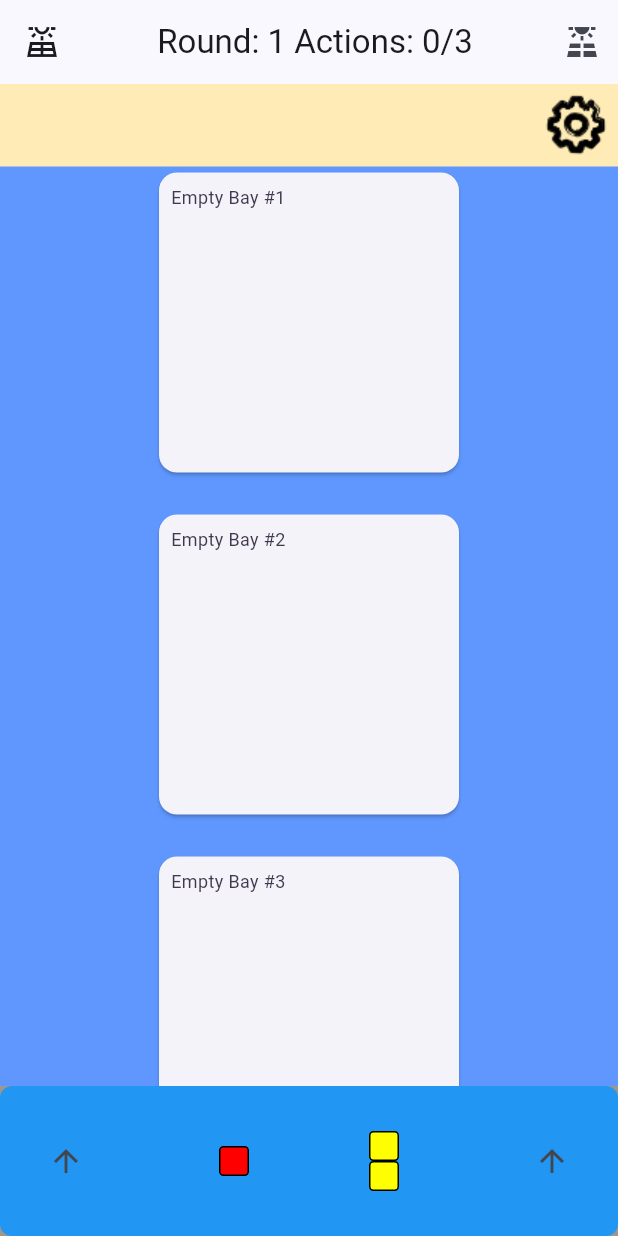
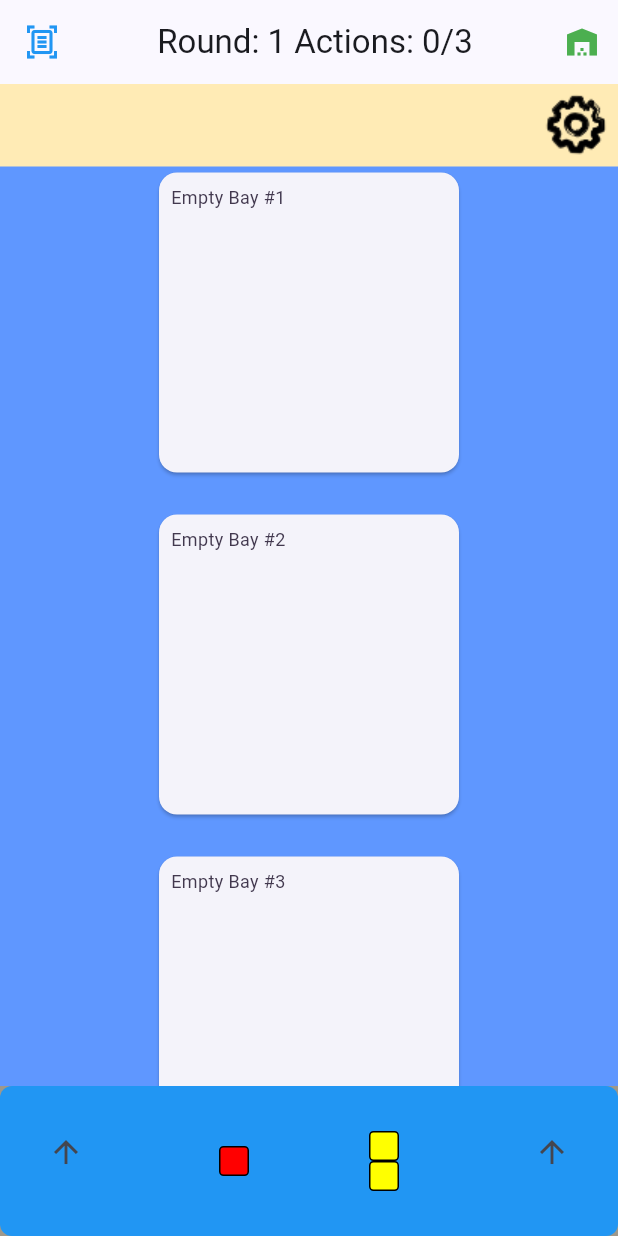
Before and after one commit to agthatch/power_panels, a Flutter app: the PlaySessionScreen screen opened by its route, on a phone screen of 412 x 824 dp. Run offline on Flutter 3.47's test engine with Material 3 defaults, Android fonts, the phone set to English and light mode, and no system bars; our stand-ins replace audioplayers, go_router, shared_preferences, shimmer; accounts and stored records are empty.

Commit message:
add upcycle widget into sliding drawer

```diff
--- a/lib/game_internals/card/player.dart
+++ b/lib/game_internals/card/player.dart
@@ -24,4 +24,8 @@ class Player extends ChangeNotifier {
     _expandHand = !_expandHand;
     notifyListeners();
   }
+
+  void externalNotifyListnerCall() {
+    notifyListeners();
+  }
 }
--- a/lib/game_internals/upcycling/upcycle_controller.dart
+++ b/lib/game_internals/upcycling/upcycle_controller.dart
@@ -8,6 +8,8 @@ class UpcycleController {
   final BoardState _boardState;
   final StreamController<void> _playerChanges =
       StreamController<void>.broadcast();
+
+  bool _visible = false;
 
   UpcycleController({required BoardState boardState})
       : _boardState = boardState;
@@ -54,6 +56,8 @@ class UpcycleController {
     return _availablePieces;
   }
 
+  bool get show => _visible;
+
   void addPieceToUpcycle(PlayingPiece piece) {
     _piecesToUpcycle.add(piece);
     _playerChanges.add(null);
@@ -75,4 +79,12 @@ class UpcycleController {
     _playerChanges.add(null);
     return res;
   }
+
+  void setVisibility(bool visibility) {
+    _visible = visibility;
+  }
+
+  void toggleView() {
+    _visible = !_visible;
+  }
 }
--- a/lib/play_session/board_widget.dart
+++ b/lib/play_session/board_widget.dart
@@ -36,7 +36,10 @@ class _BoardWidgetState extends State<BoardWidget> {
         )),
         Container(
           color: Color.fromRGBO(125, 125, 125, .75),
-          child: HandAnimationWidget(player: boardState.player),
+          child: HandAnimationWidget(
+            player: boardState.player,
+            upcycleController: boardState.upcycleController,
+          ),
         ),
       ],
     );
--- a/lib/play_session/card/hand_animation.dart
+++ b/lib/play_session/card/hand_animation.dart
@@ -1,11 +1,15 @@
 import 'package:card/game_internals/card/player.dart';
+import 'package:card/game_internals/upcycling/upcycle_controller.dart';
 import 'package:card/play_session/card/player_hand_widget.dart';
+import 'package:card/play_session/upcycler/upcycler_widget.dart';
 import 'package:flutter/material.dart';
 
 class HandAnimationWidget extends StatelessWidget {
   final Player player;
+  final UpcycleController upcycleController;
 
-  const HandAnimationWidget({super.key, required this.player});
+  const HandAnimationWidget(
+      {super.key, required this.player, required this.upcycleController});
   @override
   Widget build(BuildContext context) {
     return ListenableBuilder(
@@ -17,18 +21,40 @@ class HandAnimationWidget extends StatelessWidget {
                 duration: Duration(milliseconds: 500), // Animation duration
                 width:
                     constraints.maxWidth, // Update width based on constraints
-                height: player.handIsExpanded
-                    ? 200.0
-                    : 100.0, // Update height based on constraints
+                height:
+                    determineTrayHeight(), // Update height based on constraints
                 decoration: BoxDecoration(
                   color: Colors.blue, // Example color
                   borderRadius:
                       BorderRadius.circular(8), // Example border radius
                 ),
-                child: PlayerHandWidget(player: player),
+                child: Column(
+                  children: [
+                    PlayerHandWidget(
+                      player: player,
+                      upcycleController: upcycleController,
+                    ),
+                    if (upcycleController.show)
+                      UpcyclerWidget(
+                        controller: upcycleController,
+                      )
+                  ],
+                ),
               );
             },
           );
         });
   }
+
+  double determineTrayHeight() {
+    double extraHeight = 000.0;
+    if (!player.handIsExpanded) {
+      return 100.0 + extraHeight;
+    }
+
+    if (upcycleController.show) {
+      return 400.0 + extraHeight;
+    }
+    return 200.0 + extraHeight;
+  }
 }
--- a/lib/play_session/card/play_session_screen.dart
+++ b/lib/play_session/card/play_session_screen.dart
@@ -208,7 +208,10 @@ class TrailingWidget extends StatelessWidget {
   @override
   Widget build(BuildContext context) {
     return IconButton(
-      icon: Icon(Icons.solar_power),
+      icon: Icon(
+        Icons.warehouse,
+        color: Colors.green,
+      ),
       onPressed: () {
         Scaffold.of(context).openEndDrawer();
       },
@@ -224,7 +227,10 @@ class LeadingButton extends StatelessWidget {
   @override
   Widget build(BuildContext context) {
     return IconButton(
-      icon: Icon(Icons.solar_power_outlined),
+      icon: Icon(
+        Icons.document_scanner_outlined,
+        color: Colors.blue,
+      ),
       onPressed: () {
         Scaffold.of(context).openDrawer();
       },
--- a/lib/play_session/card/player_hand_widget.dart
+++ b/lib/play_session/card/player_hand_widget.dart
@@ -1,4 +1,5 @@
 import 'package:card/game_internals/card/player.dart';
+import 'package:card/game_internals/upcycling/upcycle_controller.dart';
 import 'package:card/play_session/playing_piece_widget.dart';
 import 'package:flutter/material.dart';
 import 'package:provider/provider.dart';
@@ -7,7 +8,9 @@ import '../../game_internals/card/board_state.dart';
 
 class PlayerHandWidget extends StatefulWidget {
   final Player player;
-  const PlayerHandWidget({super.key, required this.player});
+  final UpcycleController upcycleController;
+  const PlayerHandWidget(
+      {super.key, required this.player, required this.upcycleController});
 
   @override
   State<PlayerHandWidget> createState() => _PlayerHandWidgetState();
@@ -30,30 +33,49 @@ class _PlayerHandWidgetState extends State<PlayerHandWidget> {
             ),
             child: Row(
               children: [
-                makeToggleButton(boardState),
+                makeToggleButtons(boardState),
                 Expanded(
                   child: getHandWithProperExpansion(boardState),
                 ),
-                makeToggleButton(boardState)
+                makeToggleButtons(boardState)
               ],
             ),
           );
         });
   }
 
-  Widget makeToggleButton(BoardState boardState) {
-    return Padding(
-      padding: const EdgeInsets.all(20.0),
-      child: IconButton(
-          onPressed: _toggleExpanded,
-          icon: boardState.player.handIsExpanded
-              ? Icon(Icons.arrow_downward)
-              : Icon(Icons.arrow_upward)),
+  Widget makeToggleButtons(BoardState boardState) {
+    return SizedBox(
+      height: 120.0,
+      child: Padding(
+        padding: const EdgeInsets.all(20.0),
+        child: Column(
+          children: [
+            IconButton(
+                onPressed: _toggleExpanded,
+                icon: boardState.player.handIsExpanded
+                    ? Icon(Icons.arrow_downward)
+                    : Icon(Icons.arrow_upward)),
+            if (boardState.player.handIsExpanded)
+              IconButton(
+                  onPressed: _toggleUpcycling,
+                  icon: boardState.upcycleController.show
+                      ? Icon(Icons.cancel)
+                      : Icon(Icons.move_up)),
+          ],
+        ),
+      ),
     );
   }
 
   void _toggleExpanded() {
     widget.player.toggleHandExpand();
+    widget.upcycleController.setVisibility(false);
+  }
+
+  void _toggleUpcycling() {
+    widget.upcycleController.toggleView();
+    widget.player.externalNotifyListnerCall();
   }
 
   Widget getHandWithProperExpansion(BoardState boardState) {
--- a/lib/play_session/upcycler/upcycler_widget.dart
+++ b/lib/play_session/upcycler/upcycler_widget.dart
@@ -3,10 +3,10 @@ import 'package:card/game_internals/upcycling/upcycle_controller.dart';
 import 'package:card/play_session/playing_piece_widget.dart';
 import 'package:flutter/material.dart';
 
-class Upcycler extends StatelessWidget {
+class UpcyclerWidget extends StatelessWidget {
   final UpcycleController controller;
 
-  const Upcycler({super.key, required this.controller});
+  const UpcyclerWidget({super.key, required this.controller});
 
   Widget _buildInbox() {
     return Card(
```
